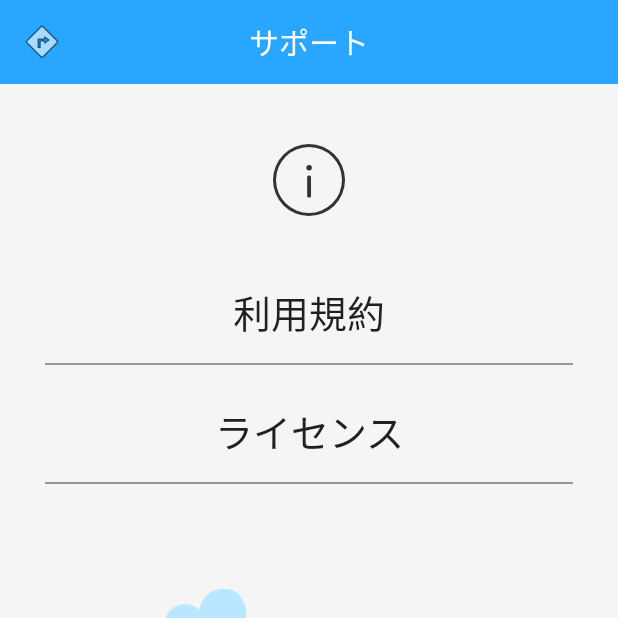
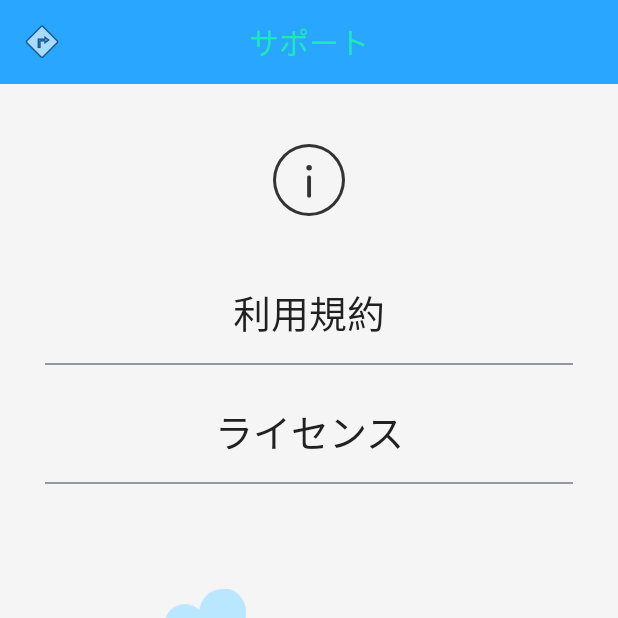
Before and after one commit to MizuhoFue/DriveRecordAppAndroid, an Android app: the screen it shows after launch (SupportActivity), after a tap on an icon or button, on a phone screen of 412 x 824 dp, the top half of it. Run offline under Robolectric (Android 15) with nearby library versions, the phone set to English and light mode, and no system bars.

Commit message:
間違って戻したファイル分

```diff
--- a/app/src/main/java/com/example/driveandroid/FolderDetailActivity.kt
+++ b/app/src/main/java/com/example/driveandroid/FolderDetailActivity.kt
@@ -1,5 +1,5 @@
 /*画面：フォルダ詳細
-*更新日：2020年12月28日
+*更新日：2020年12月15日
 *更新者：笛木瑞歩
 */
 package com.example.driveandroid
@@ -167,7 +167,7 @@ class FolderDetailActivity : AppCompatActivity() {
                 override fun onItemClickListener(view: View, deleteNum: Int, position: Int) {
                     Log.d("deleteNumとして受け取り", "$deleteNum")
                     //ダイアログを出し、OKだったらdeleteする
-                    val dialog = AlertDialog.Builder(this@FolderDetailActivity,R.style.MyAlertColor) //thisだとコンパイルエラー
+                    val dialog = AlertDialog.Builder(this@FolderDetailActivity) //thisだとコンパイルエラー
                         .setMessage("選択した内容を削除してもいいですか?")
                         .setPositiveButton(R.string.no) { _, _ ->
                             Log.d("いいえを選択", "いいえ")
--- a/app/src/main/res/values/colors.xml
+++ b/app/src/main/res/values/colors.xml
@@ -2,12 +2,12 @@
 <resources>
     <color name="colorPrimary">#29A6FF</color>
     <color name="colorPrimaryDark">#29A6FF</color>
-    <color name="colorAccent">#FFFFFF</color>
+    <color name="colorAccent">#1DE9B6</color>
+    <!--ダイアログのボタンについてもこの色が使われている。TODO style.xmlと合わせてダイアログ用の色を別途必要-->
     <!--アプリの背景 親レイアウト（LinearかRelative）の中でbackground="@color/backGround"で反映-->
     <color name="backGround">#F5F5F5</color>
     <color name="support_border">#91989F</color>
     <color name="colorBlack">#333333</color>
     <color name="colorWhite">#ffffff</color>
     <color name="colorAnnotation">#666666</color>
-    <color name="dialog_color">#181819</color>
 </resources>
--- a/app/src/main/res/values/styles.xml
+++ b/app/src/main/res/values/styles.xml
@@ -1,14 +1,10 @@
 <resources>
     <!-- Base application theme. -->
     <style name="AppTheme" parent="Theme.AppCompat.Light.NoActionBar">
-        <!-- Customize your theme here. ツールバーの色設定 -->
+        <!-- Customize your theme here. -->
         <item name="colorPrimary">@color/colorPrimary</item>
         <item name="colorPrimaryDark">@color/colorPrimaryDark</item>
         <item name="colorAccent">@color/colorAccent</item>
-        <item name="android:alertDialogTheme">@style/MyAlertColor</item>
     </style>
-    <!--ダイアログのメインカラー設定-->
-    <style name="MyAlertColor" parent="Theme.AppCompat.Light.Dialog">
-        <item name="colorAccent">@color/dialog_color</item>
-    </style>
+
 </resources>
```
Also changed, not shown: app/src/main/java/com/example/driveandroid/FolderCreateActivity.kt (+8 -7 lines), app/src/main/java/com/example/driveandroid/FolderListActivity.kt (+5 -3 lines), app/src/main/java/com/example/driveandroid/MoneyInsertActivity.kt (+5 -5 lines).
